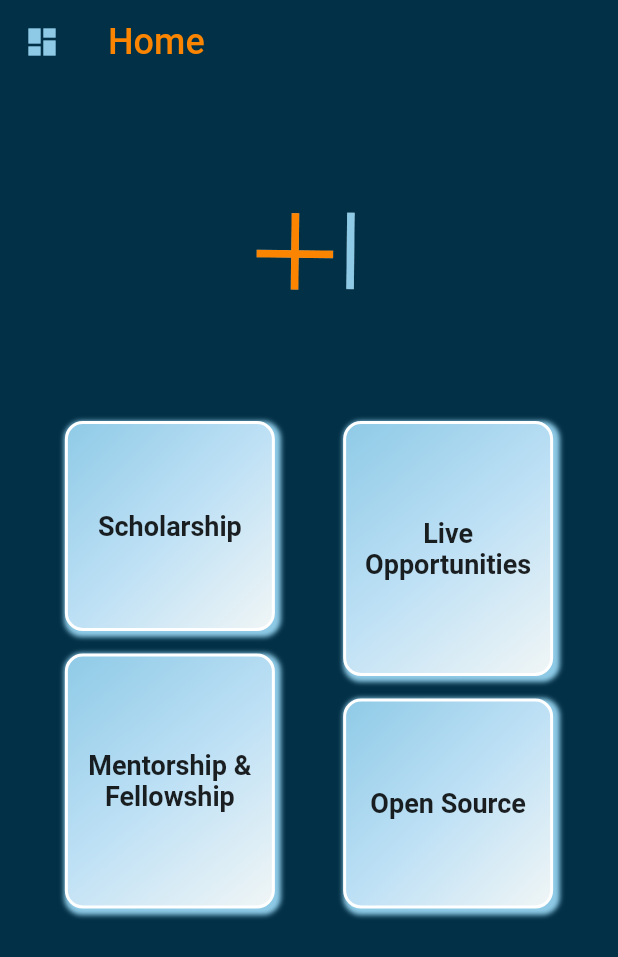
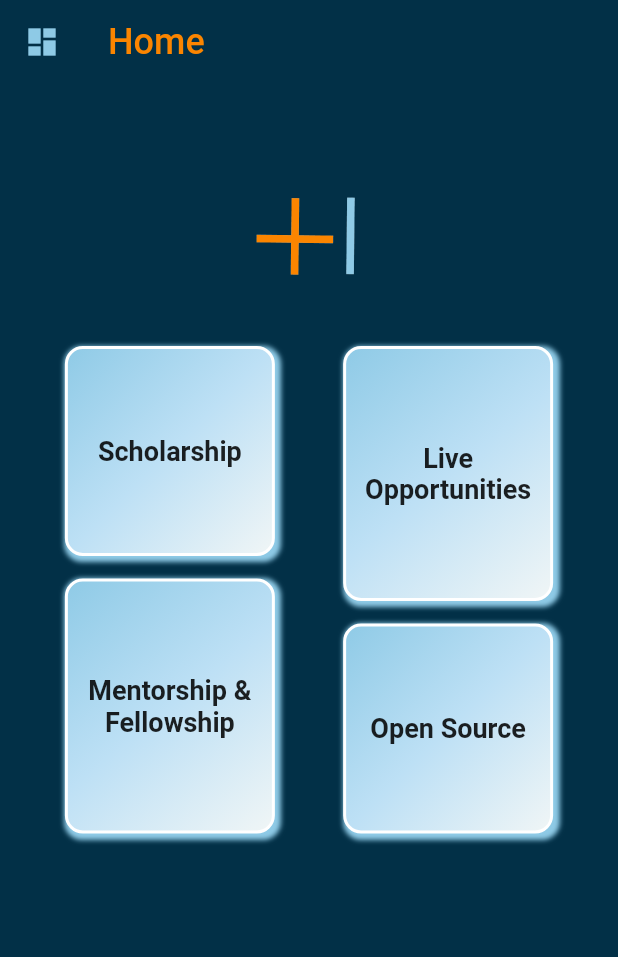
Before and after one commit to AdibaNoor/oppion, a Flutter app: the screen it shows once a user with an empty profile is signed in, on a phone screen of 412 x 824 dp. Shown: the top 957 px of the screen. Run offline on Flutter 3.47's test engine with Material 2 defaults, Android fonts, the phone set to English and light mode, and no system bars; our stand-ins replace curved_navigation_bar, email_validator, firebase_auth, firebase_core, firebase_database, hidden_drawer_menu; accounts and stored records are empty.

Commit message:
Modifications done

```diff
--- a/lib/pages/homepage.dart
+++ b/lib/pages/homepage.dart
@@ -1,15 +1,17 @@
+import 'package:curved_navigation_bar/curved_navigation_bar.dart';
 import 'package:firebase_auth/firebase_auth.dart';
 import 'package:flutter/material.dart';
 import 'package:oppion/pages/live%20opportunity.dart';
 import 'package:oppion/pages/mentorshipfellowship.dart';
 import 'package:oppion/pages/opensource.dart';
+import 'package:oppion/pages/profile.dart';
 import 'package:oppion/pages/scholarship.dart';
 
 import '../utils/Card_custom.dart';
 import 'drawer.dart';
 
 class HomePage extends StatelessWidget {
-  const HomePage({Key? key}) : super(key: key);
+   const HomePage({Key? key}) : super(key: key);
 
   @override
   Widget build(BuildContext context) {
@@ -36,10 +38,9 @@ class HomePage extends StatelessWidget {
           padding: EdgeInsets.all(28),
           child: Column(
             children: [
-              SizedBox(height: 10),
               Image.asset('assets/logo.png',
                 scale: 3,),
-              SizedBox(height: 40),
+
               //main category card
               Row(
                 mainAxisAlignment: MainAxisAlignment.spaceEvenly,
@@ -226,8 +227,9 @@ class HomePage extends StatelessWidget {
             ],
           ),
 
-        )
+        ),
+
     );
+  }
 
-  }
 }
--- a/pubspec.yaml
+++ b/pubspec.yaml
@@ -42,6 +42,7 @@ dependencies:
   email_validator: ^2.1.17
   hidden_drawer_menu: ^3.0.1
   url_launcher: ^6.1.10
+  curved_navigation_bar: ^1.0.3
 
 
 dev_dependencies:
```
Also changed, not shown: pubspec.lock.
